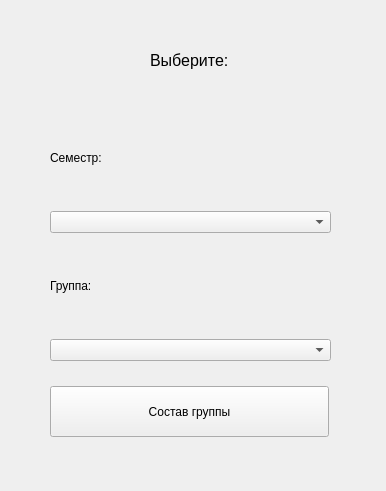
Before: the Qt Designer form ElectronicJournal/tocompositiongroup.ui in MariyaMari/myJournal, drawn with Qt 5.
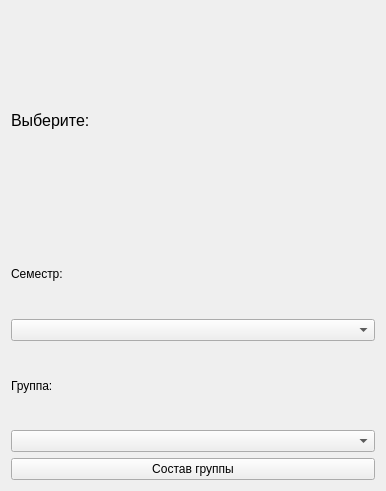
After: the same form once the commit is applied.

```diff
--- a/ElectronicJournal/tocompositiongroup.ui
+++ b/ElectronicJournal/tocompositiongroup.ui
@@ -13,15 +13,9 @@
   <property name="windowTitle">
    <string>Form</string>
   </property>
+  <layout class="QGridLayout" name="gridLayout">
+   <item row="0" column="0">
   <widget class="QLabel" name="label">
-   <property name="geometry">
-    <rect>
-     <x>150</x>
-     <y>50</y>
-     <width>91</width>
-     <height>21</height>
-    </rect>
-   </property>
    <property name="font">
     <font>
      <pointsize>12</pointsize>
@@ -31,15 +25,8 @@
     <string>Выберите: </string>
    </property>
   </widget>
-  <widget class="QWidget" name="verticalLayoutWidget">
-   <property name="geometry">
-    <rect>
-     <x>50</x>
-     <y>110</y>
-     <width>281</width>
-     <height>251</height>
-    </rect>
-   </property>
+   </item>
+   <item row="1" column="0">
    <layout class="QVBoxLayout" name="verticalLayout_2">
     <item>
      <widget class="QLabel" name="label_4">
@@ -62,20 +49,15 @@
      <widget class="QComboBox" name="comboBox_2"/>
     </item>
    </layout>
-  </widget>
+   </item>
+   <item row="2" column="0">
   <widget class="QPushButton" name="pushButton">
-   <property name="geometry">
-    <rect>
-     <x>50</x>
-     <y>386</y>
-     <width>279</width>
-     <height>51</height>
-    </rect>
-   </property>
    <property name="text">
     <string>Состав группы</string>
    </property>
   </widget>
+   </item>
+  </layout>
  </widget>
  <resources/>
  <connections/>
```
Lines whose indentation alone changed are shown as unchanged.
